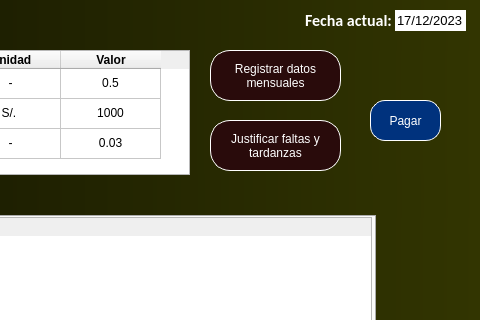
Old version of the form src/otros_recursos/GUI/TrabajadorInspeccionar.ui in the repository JosueDanielGarciaBetancourt/CalculoSueldosProject; both pictures show x 720 to 1200 and y 0 to 320 of the 1200 by 630 pixel window.
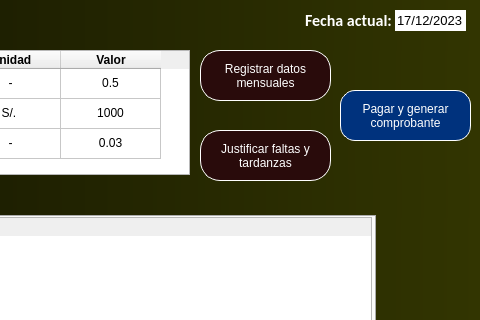
New version of the form. The open tabs and pages were chosen to show the change. Icons and pictures are not drawn.

The edit to the form file:
```diff
--- a/src/otros_recursos/GUI/TrabajadorInspeccionar.ui
+++ b/src/otros_recursos/GUI/TrabajadorInspeccionar.ui
@@ -4347,8 +4347,8 @@
    <widget class="QPushButton" name="pushButtonJustificar">
     <property name="geometry">
      <rect>
-      <x>930</x>
-      <y>120</y>
+      <x>920</x>
+      <y>130</y>
       <width>131</width>
       <height>51</height>
      </rect>
@@ -4374,7 +4374,7 @@
    <widget class="QPushButton" name="pushButtonRegistrarDatosMensuales">
     <property name="geometry">
      <rect>
-      <x>930</x>
+      <x>920</x>
       <y>50</y>
       <width>131</width>
       <height>51</height>
@@ -4401,10 +4401,10 @@
    <widget class="QPushButton" name="pushButtonPagarSueldo">
     <property name="geometry">
      <rect>
-      <x>1090</x>
-      <y>100</y>
-      <width>71</width>
-      <height>41</height>
+      <x>1060</x>
+      <y>90</y>
+      <width>131</width>
+      <height>51</height>
      </rect>
     </property>
     <property name="cursor">
@@ -4421,7 +4421,8 @@
 background-color: rgb(0, 50, 125);</string>
     </property>
     <property name="text">
-     <string>Pagar</string>
+     <string>Pagar y generar 
+comprobante</string>
     </property>
    </widget>
    <zorder>tabWidgetTablas</zorder>
```
Left out of the diff: 2 changed lines with no effect on the pictures.
